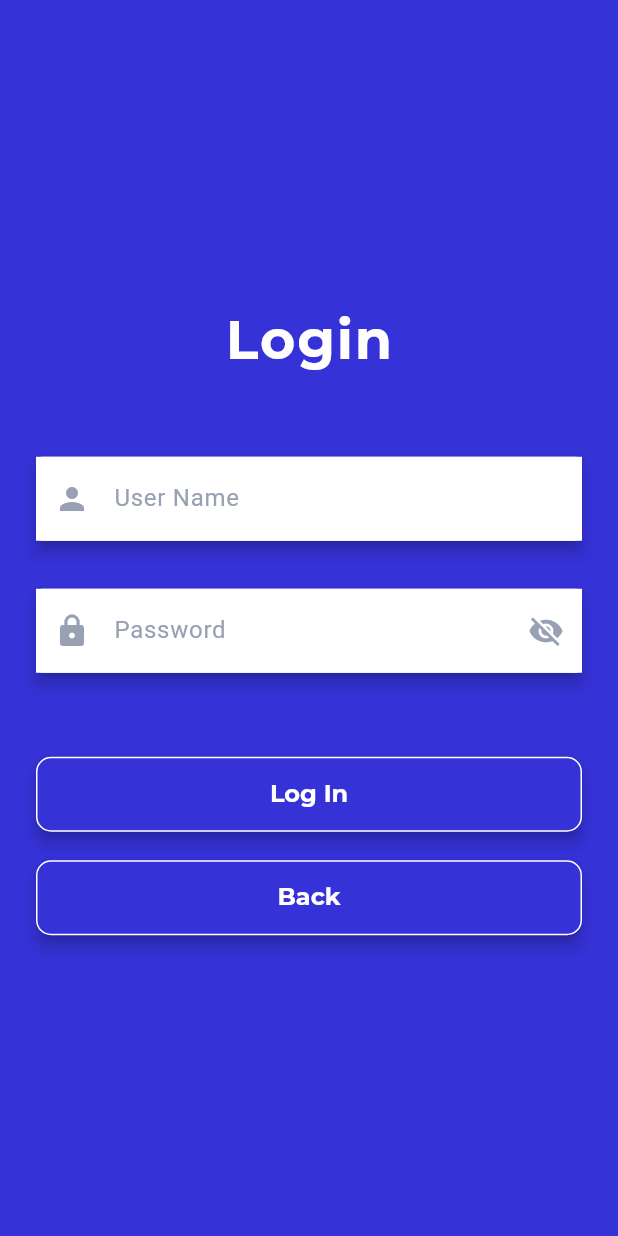
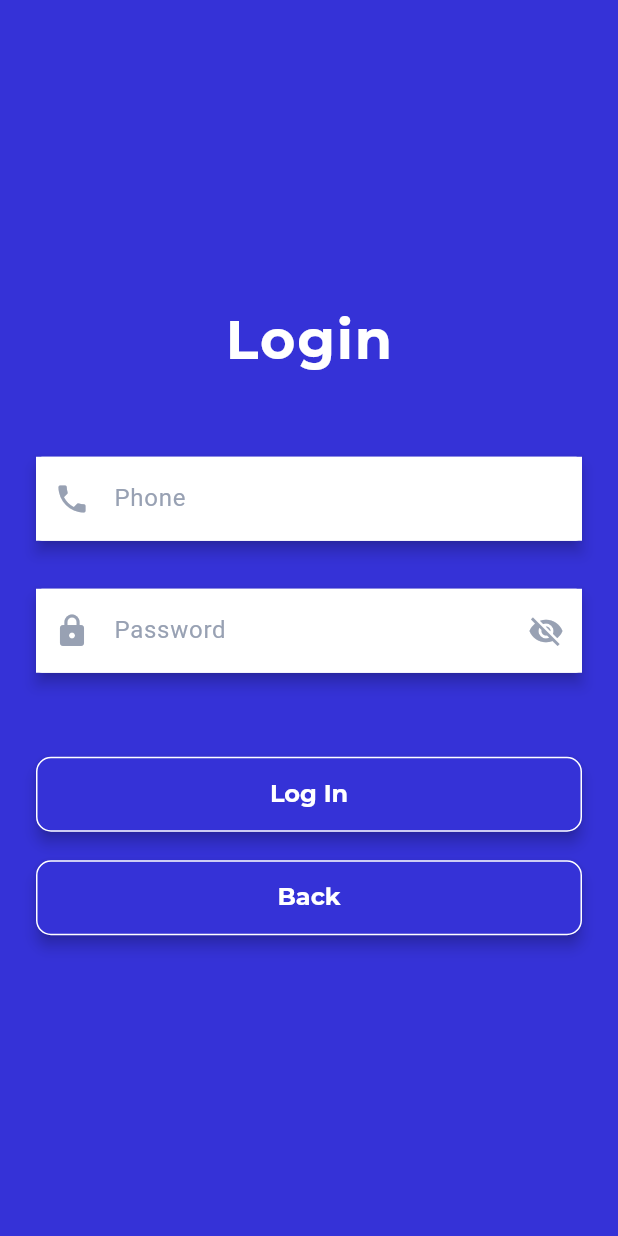
Before and after one commit to Lunire/fasttrack, a Flutter app: the CustomerLogin screen opened directly, on a phone screen of 412 x 824 dp. Run offline on Flutter 3.47's test engine with Material 3 defaults, Android fonts, the phone set to English and light mode, and no system bars.

Commit message:
Login Change

```diff
--- a/lib/pages/auth/customer/customer_login.dart
+++ b/lib/pages/auth/customer/customer_login.dart
@@ -38,13 +38,13 @@ class _CustomerLoginState extends State<CustomerLogin> {
 
               const SizedBox(height: 53),
 
-              // ช่อง User Name
+              // ช่อง Phone
               Material(
                 color: Colors.white,
                 elevation: 4,
                 child: TextField(
                   decoration: InputDecoration(
-                    labelText: 'User Name',
+                    labelText: 'Phone',
                     labelStyle: const TextStyle(color: Color(0xFF98A1B3)),
                     enabledBorder: OutlineInputBorder(
                       borderSide: const BorderSide(
@@ -60,7 +60,7 @@ class _CustomerLoginState extends State<CustomerLogin> {
                       borderRadius: BorderRadius.circular(0),
                     ),
                     prefixIcon: const Icon(
-                      Icons.person,
+                      Icons.phone,
                       color: Color(0xFF98A1B3),
                     ),
                   ),
--- a/lib/pages/auth/rider/rider_login.dart
+++ b/lib/pages/auth/rider/rider_login.dart
@@ -38,13 +38,13 @@ class _RiderLoginState extends State<RiderLogin> {
 
               const SizedBox(height: 53),
 
-              // ช่อง User Name
+              // ช่อง Phone
               Material(
                 color: Colors.white,
                 elevation: 4,
                 child: TextField(
                   decoration: InputDecoration(
-                    labelText: 'User Name',
+                    labelText: 'Phone',
                     labelStyle: const TextStyle(color: Color(0xFF98A1B3)),
                     enabledBorder: OutlineInputBorder(
                       borderSide: const BorderSide(
@@ -60,7 +60,7 @@ class _RiderLoginState extends State<RiderLogin> {
                       borderRadius: BorderRadius.circular(0),
                     ),
                     prefixIcon: const Icon(
-                      Icons.person,
+                      Icons.phone,
                       color: Color(0xFF98A1B3),
                     ),
                   ),
@@ -184,9 +184,6 @@ class _RiderLoginState extends State<RiderLogin> {
   }
 
   void BackButton() {
-    Navigator.push(
-      context,
-      MaterialPageRoute(builder: (context) => Login()),
-    );
+    Navigator.push(context, MaterialPageRoute(builder: (context) => Login()));
   }
 }
```
